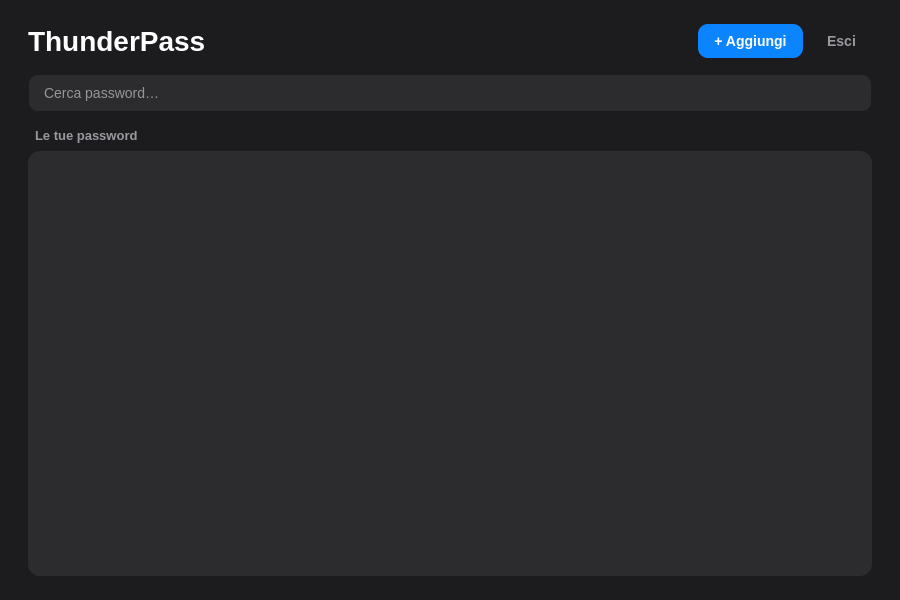
Above: src/vaultwindow.ui from IlTocche/ThunderPass before the change. Below: the same form after it.
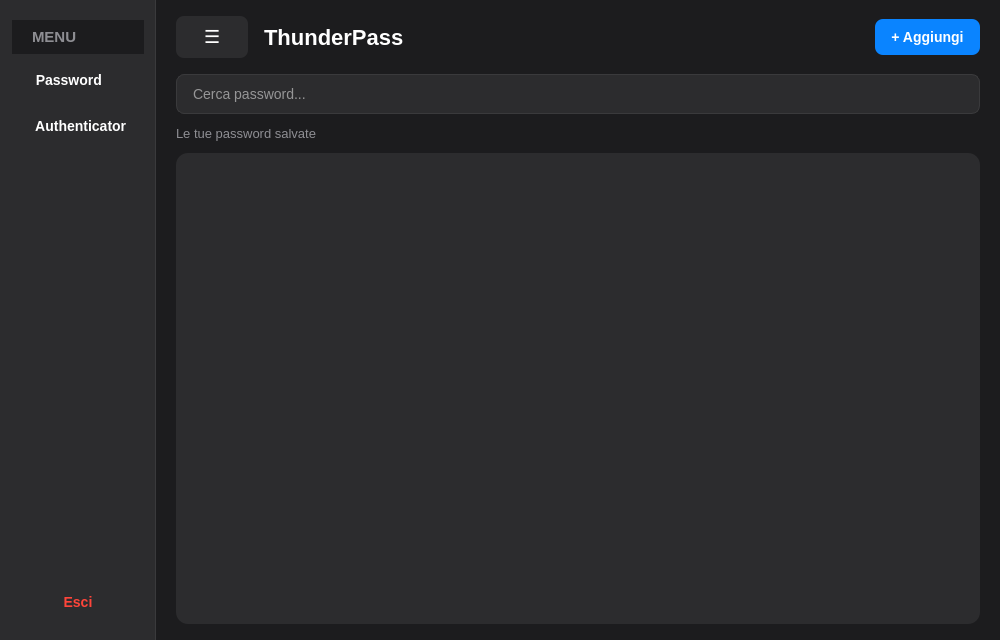
That is the form after the change.

Commit message: Add collapsible side menu and integrate Authenticator page

Diff of the .ui file:
```diff
--- a/src/vaultwindow.ui
+++ b/src/vaultwindow.ui
@@ -3,41 +3,29 @@
  <class>VaultWindow</class>
  <widget class="QMainWindow" name="VaultWindow">
   <property name="geometry">
-   <rect><x>0</x><y>0</y><width>900</width><height>600</height></rect>
-  </property>
-  <property name="minimumSize">
-   <size><width>640</width><height>420</height></size>
+   <rect>
+    <x>0</x>
+    <y>0</y>
+    <width>1000</width>
+    <height>640</height>
+   </rect>
   </property>
   <property name="windowTitle">
    <string>ThunderPass</string>
   </property>
   <property name="styleSheet">
    <string notr="true">
-QMainWindow, QWidget#centralwidget {
+QMainWindow, QWidget {
     background-color: #1c1c1e;
-}
-QLabel {
     color: #ffffff;
+    font-family: "SF Pro Display", "Segoe UI", sans-serif;
 }
-QLabel#titleLabel {
-    font-size: 28px;
-    font-weight: 700;
-}
-QLabel#subtitleLabel {
-    font-size: 13px;
-    font-weight: 600;
-    color: #98989f;
-    padding-left: 4px;
-}
-
-/* Bottoni */
 QPushButton {
     background-color: #0a84ff;
-    color: #ffffff;
+    color: white;
     border: none;
-    border-radius: 10px;
-    min-height: 20px;
-    padding: 7px 16px;
+    border-radius: 8px;
+    padding: 10px 16px;
     font-size: 14px;
     font-weight: 600;
 }
@@ -49,34 +37,34 @@
 }
 QPushButton#logoutButton {
     background-color: transparent;
-    color: #98989f;
+    color: #ff453a;
+}
+QPushButton#logoutButton:hover { color: #ff6961; }
+QPushButton#toggleMenuButton {
+    background-color: #2c2c2e;
+    font-size: 18px;
+    min-width: 40px;
+    max-width: 40px;
+}
+QPushButton#passwordsNavButton, QPushButton#authenticatorNavButton {
+    background-color: transparent;
+    text-align: left;
+    padding: 12px 16px;
     font-weight: 500;
 }
-QPushButton#logoutButton:hover {
+QFrame#sideMenu {
     background-color: #2c2c2e;
-    color: #ffffff;
+    border-right: 1px solid #3a3a3c;
 }
-QPushButton#logoutButton:pressed {
-    background-color: #3a3a3c;
-}
-
-/* Ricerca */
 QLineEdit#searchEdit {
     background-color: #2c2c2e;
-    border: 2px solid transparent;
-    border-radius: 10px;
-    padding: 0px 12px;
-    min-height: 34px;
+    border: 1px solid #3a3a3c;
+    border-radius: 8px;
+    padding: 10px 14px;
     color: #ffffff;
     font-size: 14px;
-    selection-background-color: #0a84ff;
-    placeholder-text-color: #636366;
 }
-QLineEdit#searchEdit:focus {
-    border: 2px solid rgba(10, 132, 255, 60%);
-}
-
-/* Elenco */
+QLineEdit#searchEdit:focus { border: 1px solid #0a84ff; }
 QListWidget {
     background-color: #2c2c2e;
     border: none;
@@ -90,98 +78,220 @@
     padding: 12px 14px;
     border-radius: 8px;
 }
-QListWidget::item:hover {
-    background-color: #3a3a3c;
-}
-QListWidget::item:selected {
-    background-color: #0a84ff;
-    color: #ffffff;
-}
-QListWidget::item:selected:!active {
-    background-color: #48484a;
-}
-
-/* Barre di scorrimento sottili */
-QScrollBar:vertical {
-    background: transparent;
-    width: 10px;
-    margin: 2px;
-}
-QScrollBar::handle:vertical {
-    background: #48484a;
-    border-radius: 3px;
-    min-height: 32px;
-}
-QScrollBar::handle:vertical:hover {
-    background: #636366;
-}
-QScrollBar::add-line:vertical, QScrollBar::sub-line:vertical {
-    height: 0px;
-}
-QScrollBar::add-page:vertical, QScrollBar::sub-page:vertical {
-    background: none;
-}
+QListWidget::item:hover { background-color: #3a3a3c; }
+QListWidget::item:selected { background-color: #0a84ff; }
+QLabel#titleLabel { font-size: 22px; font-weight: 700; }
+QLabel#subtitleLabel { font-size: 13px; color: #8e8e93; }
+QLabel#menuTitle { font-size: 15px; font-weight: 600; color: #8e8e93; padding: 8px 16px; }
    </string>
   </property>
   <widget class="QWidget" name="centralwidget">
-   <layout class="QVBoxLayout" name="verticalLayout">
-    <property name="spacing"><number>16</number></property>
-    <property name="leftMargin"><number>28</number></property>
-    <property name="topMargin"><number>24</number></property>
-    <property name="rightMargin"><number>28</number></property>
-    <property name="bottomMargin"><number>24</number></property>
+   <layout class="QHBoxLayout" name="rootLayout">
+    <property name="spacing">
+     <number>0</number>
+    </property>
+    <property name="leftMargin">
+     <number>0</number>
+    </property>
+    <property name="topMargin">
+     <number>0</number>
+    </property>
+    <property name="rightMargin">
+     <number>0</number>
+    </property>
+    <property name="bottomMargin">
+     <number>0</number>
+    </property>
 
-    <!-- Intestazione -->
+    <!-- ========== MENU LATERALE ========== -->
     <item>
-     <layout class="QHBoxLayout" name="headerLayout">
-      <property name="spacing"><number>8</number></property>
-      <item>
-       <widget class="QLabel" name="titleLabel">
-        <property name="text"><string>ThunderPass</string></property>
-       </widget>
-      </item>
-      <item>
-       <spacer name="headerSpacer">
-        <property name="orientation"><enum>Qt::Horizontal</enum></property>
-        <property name="sizeHint" stdset="0"><size><width>40</width><height>20</height></size></property>
-       </spacer>
-      </item>
-      <item>
-       <widget class="QPushButton" name="addPasswordButton">
-        <property name="text"><string>+ Aggiungi</string></property>
-        <property name="cursor"><cursorShape>PointingHandCursor</cursorShape></property>
-       </widget>
-      </item>
-      <item>
-       <widget class="QPushButton" name="logoutButton">
-        <property name="text"><string>Esci</string></property>
-        <property name="cursor"><cursorShape>PointingHandCursor</cursorShape></property>
-       </widget>
-      </item>
-     </layout>
-    </item>
-
-    <!-- Ricerca -->
-    <item>
-     <widget class="QLineEdit" name="searchEdit">
-      <property name="placeholderText"><string>Cerca password…</string></property>
-      <property name="clearButtonEnabled"><bool>true</bool></property>
+     <widget class="QFrame" name="sideMenu">
+      <property name="minimumWidth">
+       <number>200</number>
+      </property>
+      <property name="maximumWidth">
+       <number>220</number>
+      </property>
+      <layout class="QVBoxLayout" name="sideLayout">
+       <property name="spacing">
+        <number>6</number>
+       </property>
+       <property name="leftMargin">
+        <number>12</number>
+       </property>
+       <property name="topMargin">
+        <number>20</number>
+       </property>
+       <property name="rightMargin">
+        <number>12</number>
+       </property>
+       <property name="bottomMargin">
+        <number>20</number>
+       </property>
+       <item>
+        <widget class="QLabel" name="menuTitle">
+         <property name="text">
+          <string>MENU</string>
+         </property>
+        </widget>
+       </item>
+       <item>
+        <widget class="QPushButton" name="passwordsNavButton">
+         <property name="text">
+          <string>  Password</string>
+         </property>
+         <property name="cursor">
+          <cursorShape>PointingHandCursor</cursorShape>
+         </property>
+        </widget>
+       </item>
+       <item>
+        <widget class="QPushButton" name="authenticatorNavButton">
+         <property name="text">
+          <string>  Authenticator</string>
+         </property>
+         <property name="cursor">
+          <cursorShape>PointingHandCursor</cursorShape>
+         </property>
+        </widget>
+       </item>
+       <item>
+        <spacer name="sideSpacer">
+         <property name="orientation">
+          <enum>Qt::Vertical</enum>
+         </property>
+         <property name="sizeHint" stdset="0">
+          <size>
+           <width>20</width>
+           <height>40</height>
+          </size>
+         </property>
+        </spacer>
+       </item>
+       <item>
+        <widget class="QPushButton" name="logoutButton">
+         <property name="text">
+          <string>Esci</string>
+         </property>
+         <property name="cursor">
+          <cursorShape>PointingHandCursor</cursorShape>
+         </property>
+        </widget>
+       </item>
+      </layout>
      </widget>
     </item>
 
-    <!-- Elenco -->
+    <!-- ========== CONTENUTO ========== -->
     <item>
-     <layout class="QVBoxLayout" name="listLayout">
-      <property name="spacing"><number>8</number></property>
+     <layout class="QVBoxLayout" name="mainContentLayout">
+      <property name="spacing">
+       <number>16</number>
+      </property>
+      <property name="leftMargin">
+       <number>20</number>
+      </property>
+      <property name="topMargin">
+       <number>16</number>
+      </property>
+      <property name="rightMargin">
+       <number>20</number>
+      </property>
+      <property name="bottomMargin">
+       <number>16</number>
+      </property>
+
+      <!-- Header -->
       <item>
-       <widget class="QLabel" name="subtitleLabel">
-        <property name="text"><string>Le tue password</string></property>
-       </widget>
+       <layout class="QHBoxLayout" name="headerLayout">
+        <item>
+         <widget class="QPushButton" name="toggleMenuButton">
+          <property name="text">
+           <string>☰</string>
+          </property>
+          <property name="cursor">
+           <cursorShape>PointingHandCursor</cursorShape>
+          </property>
+         </widget>
+        </item>
+        <item>
+         <widget class="QLabel" name="titleLabel">
+          <property name="text">
+           <string>ThunderPass</string>
+          </property>
+         </widget>
+        </item>
+        <item>
+         <spacer name="headerSpacer">
+          <property name="orientation">
+           <enum>Qt::Horizontal</enum>
+          </property>
+          <property name="sizeHint" stdset="0">
+           <size>
+            <width>40</width>
+            <height>20</height>
+           </size>
+          </property>
+         </spacer>
+        </item>
+        <item>
+         <widget class="QPushButton" name="addPasswordButton">
+          <property name="text">
+           <string>+ Aggiungi</string>
+          </property>
+          <property name="cursor">
+           <cursorShape>PointingHandCursor</cursorShape>
+          </property>
+         </widget>
+        </item>
+       </layout>
       </item>
+
+      <!-- Stack: pagina 0 = password, pagina 1 = authenticator -->
       <item>
-       <widget class="QListWidget" name="passwordList">
-        <property name="frameShape"><enum>QFrame::NoFrame</enum></property>
-        <property name="horizontalScrollBarPolicy"><enum>Qt::ScrollBarAlwaysOff</enum></property>
+       <widget class="QStackedWidget" name="contentStack">
+        <property name="currentIndex">
+         <number>0</number>
+        </property>
+
+        <!-- Pagina Password -->
+        <widget class="QWidget" name="passwordsPage">
+         <layout class="QVBoxLayout" name="passwordsLayout">
+          <property name="spacing">
+           <number>12</number>
+          </property>
+          <property name="leftMargin">
+           <number>0</number>
+          </property>
+          <property name="topMargin">
+           <number>0</number>
+          </property>
+          <property name="rightMargin">
+           <number>0</number>
+          </property>
+          <property name="bottomMargin">
+           <number>0</number>
+          </property>
+          <item>
+           <widget class="QLineEdit" name="searchEdit">
+            <property name="placeholderText">
+             <string>Cerca password...</string>
+            </property>
+           </widget>
+          </item>
+          <item>
+           <widget class="QLabel" name="subtitleLabel">
+            <property name="text">
+             <string>Le tue password salvate</string>
+            </property>
+           </widget>
+          </item>
+          <item>
+           <widget class="QListWidget" name="passwordList"/>
+          </item>
+         </layout>
+        </widget>
+
        </widget>
       </item>
      </layout>
```
Left out of the diff: 7 changed lines with no effect on the pictures. The commit also changes 2 other files.
